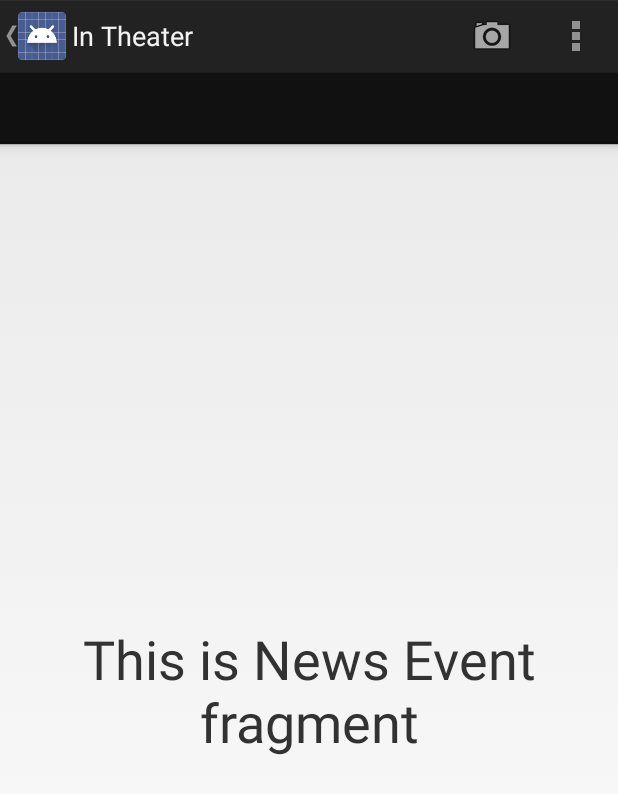
After one commit to dayouxia79100/TheaterApp, an Android app: the fragment NewsEventFragment placed in its activity, on a phone screen of 412 x 824 dp. The commit adds this screen. Shown: the top 794 px of the screen. Run offline under Robolectric (Android 15) with nearby library versions, the phone set to English and light mode, and no system bars; 2 statements that could not run were skipped.

Commit message:
cleaned up code again, removed login fragment in the drawer

```diff
--- /dev/null
+++ b/app/src/main/java/com/ming/dayouxia/theaterapp/fragments/NewsEventFragment.java
@@ -0,0 +1,23 @@
+package com.ming.dayouxia.theaterapp.fragments;
+
+import android.os.Bundle;
+import android.support.annotation.Nullable;
+import android.support.v4.app.Fragment;
+import android.view.LayoutInflater;
+import android.view.View;
+import android.view.ViewGroup;
+
+import com.ming.dayouxia.theaterapp.R;
+
+/**
+ * Created by dayouxia on 11/12/14.
+ */
+public class NewsEventFragment extends Fragment {
+
+    @Override
+    public View onCreateView(LayoutInflater inflater, @Nullable ViewGroup container, @Nullable Bundle savedInstanceState) {
+        View v = inflater.inflate(R.layout.fragment_news_event, container, false);
+
+        return v;
+    }
+}
--- /dev/null
+++ b/app/src/main/res/layout/fragment_news_event.xml
@@ -0,0 +1,13 @@
+<?xml version="1.0" encoding="utf-8"?>
+<LinearLayout xmlns:android="http://schemas.android.com/apk/res/android"
+    android:orientation="vertical" android:layout_width="match_parent"
+    android:layout_height="match_parent">
+
+    <TextView
+        android:layout_width="match_parent"
+        android:layout_height="match_parent"
+        android:text="This is News Event fragment"
+        android:textSize="36sp"
+        android:gravity="center"/>
+
+</LinearLayout>
--- a/app/src/main/res/values/strings.xml
+++ b/app/src/main/res/values/strings.xml
@@ -21,9 +21,7 @@
         <item>In Theater</item>
         <item>News Event</item>
         <item>Columbusland</item>
-        <item>Login</item>
         <item>About</item>
-        <item>Sign out</item>
         <item>Welcome Page</item>
     </string-array>
 
```
Also changed, not shown: app/src/main/java/com/ming/dayouxia/theaterapp/TheaterDrawerMainActivity.java (+27 -11 lines), app/src/main/java/com/ming/dayouxia/theaterapp/fragments/AboutFragment.java (added, +23 -0 lines), app/src/main/res/layout/fragment_about.xml (added, +14 -0 lines).
